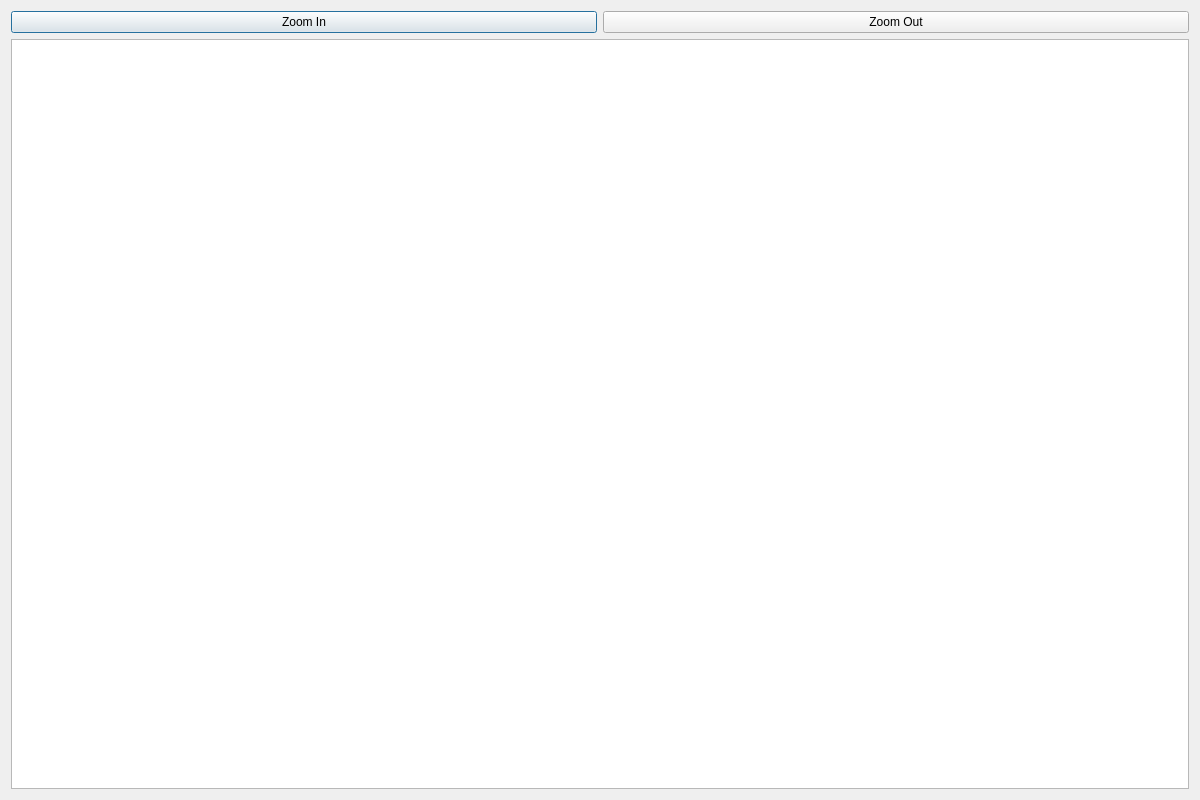
Before: the Qt Designer form dialog.ui in mansieber/solarsystemvisualization, drawn with Qt 5.
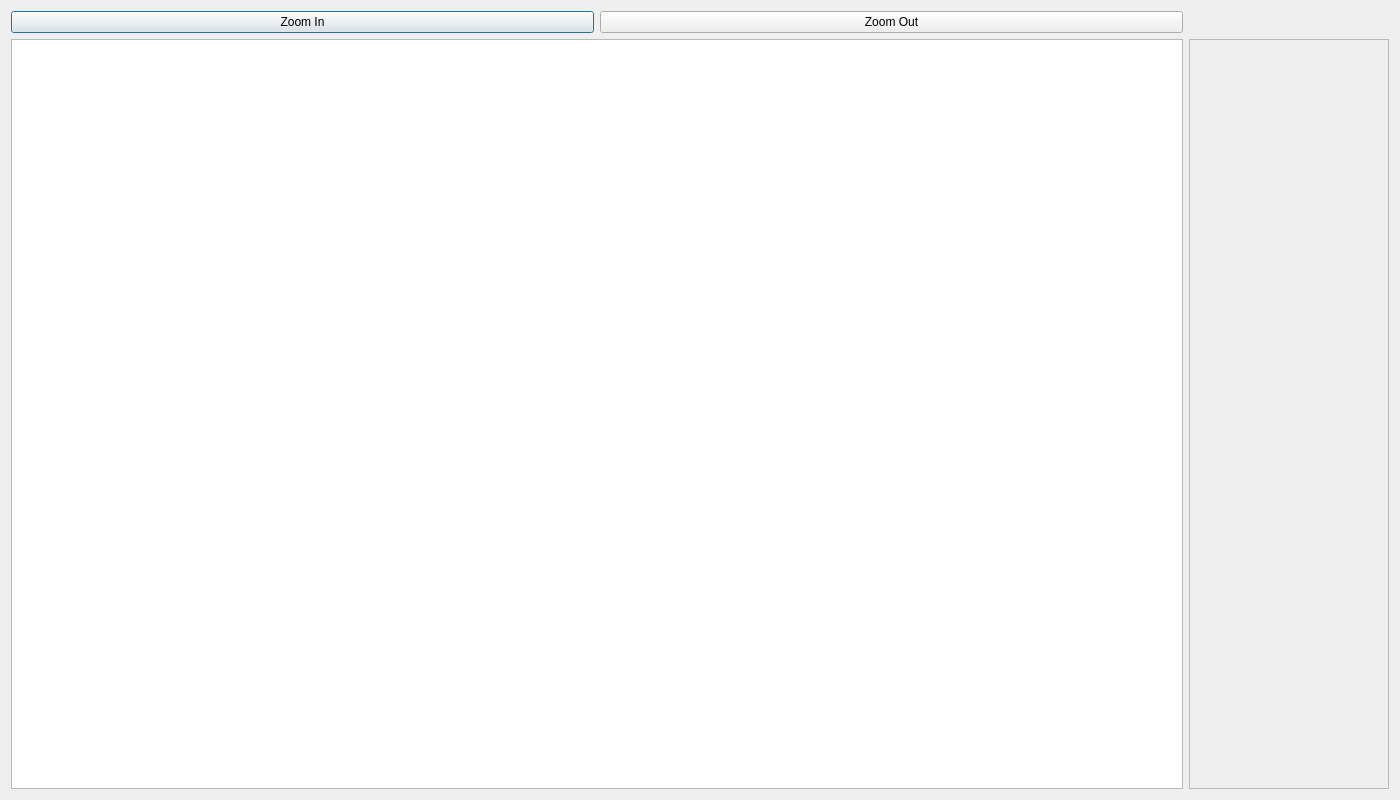
After: the same form once the commit is applied.

What changed in the file:
```diff
--- a/dialog.ui
+++ b/dialog.ui
@@ -6,7 +6,7 @@
    <rect>
     <x>0</x>
     <y>0</y>
-    <width>1200</width>
+    <width>1400</width>
     <height>800</height>
    </rect>
   </property>
@@ -19,8 +19,40 @@
   <property name="windowTitle">
    <string>Solar System Simulation</string>
   </property>
-  <layout class="QVBoxLayout" name="verticalLayout">
-   <item>
+  <layout class="QGridLayout" name="gridLayout">
+   <item row="1" column="1">
+    <widget class="QScrollArea" name="bodyData">
+     <property name="minimumSize">
+      <size>
+       <width>200</width>
+       <height>0</height>
+      </size>
+     </property>
+     <property name="maximumSize">
+      <size>
+       <width>200</width>
+       <height>16777215</height>
+      </size>
+     </property>
+     <property name="widgetResizable">
+      <bool>true</bool>
+     </property>
+     <widget class="QWidget" name="scrollAreaWidgetContents">
+      <property name="geometry">
+       <rect>
+        <x>0</x>
+        <y>0</y>
+        <width>198</width>
+        <height>748</height>
+       </rect>
+      </property>
+     </widget>
+    </widget>
+   </item>
+   <item row="1" column="0">
+    <widget class="QGraphicsView" name="graphicsView"/>
+   </item>
+   <item row="0" column="0">
     <layout class="QHBoxLayout" name="horizontalLayout">
      <item>
       <widget class="QPushButton" name="buttonZoomIn">
@@ -38,9 +70,6 @@
      </item>
     </layout>
    </item>
-   <item>
-    <widget class="QGraphicsView" name="graphicsView"/>
-   </item>
   </layout>
  </widget>
  <layoutdefault spacing="6" margin="11"/>
```
